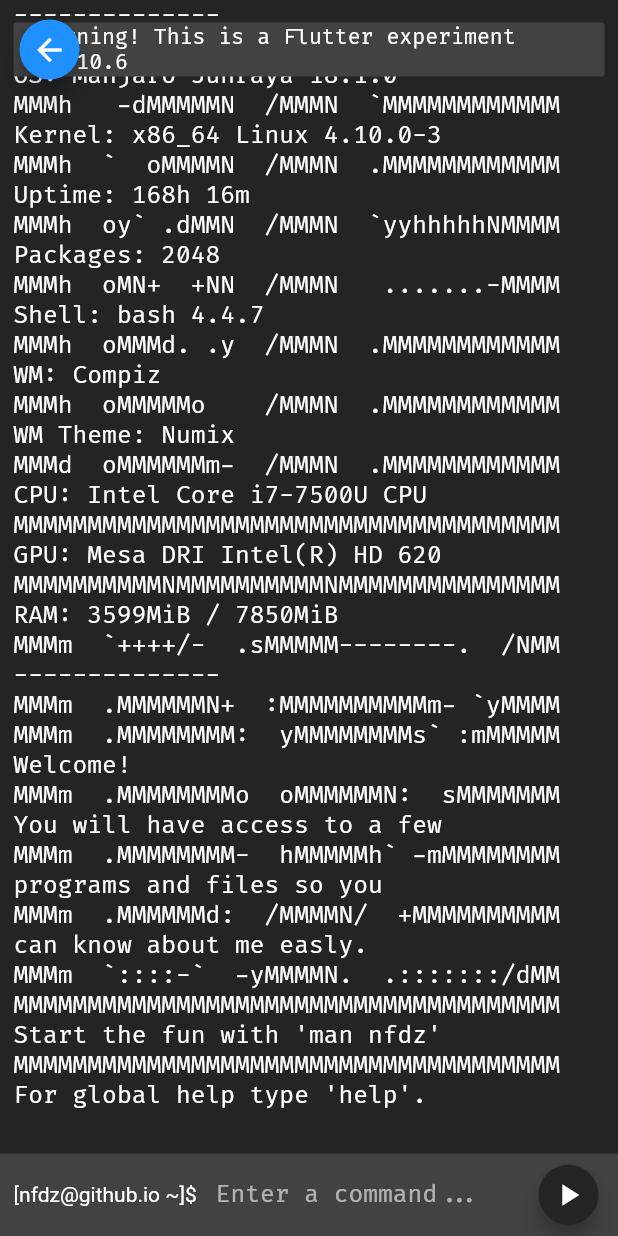
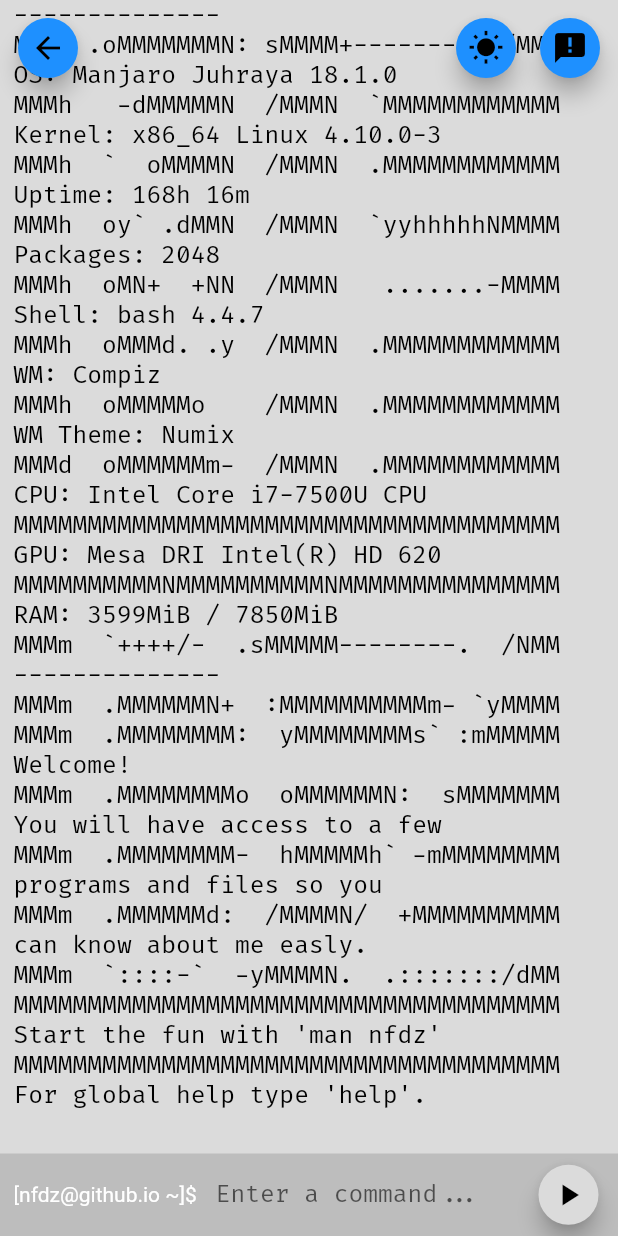
Before and after one commit to nfdz/FakeTerminal, a Flutter app: the screen it shows after launch, after a tap on the "arrow back" icon, on a phone screen of 412 x 824 dp. Run offline on Flutter 3.47's test engine with Material 2 defaults, Android fonts, the phone set to English and light mode, and no system bars; our stand-ins replace flutter_riverpod, riverpod, shared_preferences.

Commit message:
Implement top icons and theme toggle

```diff
--- a/src/fake_terminal_app/lib/core/terminal/model/terminal_state.dart
+++ b/src/fake_terminal_app/lib/core/terminal/model/terminal_state.dart
@@ -4,12 +4,10 @@ import 'package:fake_terminal_app/core/terminal/model/terminal_line.dart';
 class TerminalState {
   final List<TerminalLine> output;
   final List<String> historyInput;
-  final String? input;
 
   TerminalState({
     required this.output,
     required this.historyInput,
-    this.input,
   });
 
   TerminalHistory snapshot() => TerminalHistory(
--- a/src/fake_terminal_app/lib/core/terminal/presentation/terminal_input_widget.dart
+++ b/src/fake_terminal_app/lib/core/terminal/presentation/terminal_input_widget.dart
@@ -1,4 +1,3 @@
-import 'package:fake_terminal_app/core/terminal/model/terminal_state.dart';
 import 'package:fake_terminal_app/core/terminal/presentation/terminal_input_keyboard_listener.dart';
 import 'package:fake_terminal_app/core/terminal/provider/terminal_provider.dart';
 import 'package:fake_terminal_app/core/texts/terminal_texts.dart';
@@ -21,17 +20,7 @@ class _TerminalInputWidgetState extends State<TerminalInputWidget> {
 
   @override
   Widget build(BuildContext context) {
-    return ProviderListener(
-      provider: terminalProvider,
-      onChange: (context, TerminalState state) {
-        final newInput = state.input;
-        if (newInput != null) {
-          setState(() {
-            _cmdTextController.text = newInput;
-          });
-        }
-      },
-      child: Container(
+    return Container(
       width: double.infinity,
       height: 55,
       color: Theme.of(context).cardColor,
@@ -66,11 +55,10 @@ class _TerminalInputWidgetState extends State<TerminalInputWidget> {
             onPressed: _onExecuteCommand,
             mini: true,
             tooltip: TerminalTexts.executeCommandTooltip,
-              child: Icon(Icons.play_arrow, color: Colors.white),
+            child: Icon(Icons.play_arrow, color: Theme.of(context).textTheme.bodyText1?.color),
           ),
           SizedBox(width: 9),
         ],
-        ),
       ),
     );
   }
--- a/src/fake_terminal_app/lib/core/terminal/presentation/terminal_widget.dart
+++ b/src/fake_terminal_app/lib/core/terminal/presentation/terminal_widget.dart
@@ -4,11 +4,14 @@ import 'package:fake_terminal_app/core/terminal/presentation/top_back_widget.dar
 import 'package:fake_terminal_app/core/terminal/presentation/top_menu_widget.dart';
 import 'package:flutter/material.dart';
 
+const _kTopIconsPadding = EdgeInsets.all(8);
+
 class TerminalWidget extends StatelessWidget {
   @override
   Widget build(BuildContext context) {
     return Scaffold(
-      body: Stack(
+      body: SafeArea(
+        child: Stack(
           children: <Widget>[
             Column(children: <Widget>[
               Expanded(
@@ -18,13 +21,20 @@ class TerminalWidget extends StatelessWidget {
             ]),
             Align(
               alignment: Alignment.topLeft,
+              child: const Padding(
+                padding: _kTopIconsPadding,
                 child: const TopBackWidget(),
+              ),
             ),
             Align(
               alignment: Alignment.topRight,
-            child: TopMenuWidget(),
+              child: Padding(
+                padding: _kTopIconsPadding,
+                child: const TopMenuWidget(),
+              ),
             )
           ],
+        ),
       ),
     );
   }
--- a/src/fake_terminal_app/lib/core/terminal/presentation/top_back_widget.dart
+++ b/src/fake_terminal_app/lib/core/terminal/presentation/top_back_widget.dart
@@ -1,13 +1,24 @@
+import 'package:fake_terminal_app/core/terminal/provider/terminal_provider.dart';
+import 'package:fake_terminal_app/core/texts/terminal_texts.dart';
 import 'package:flutter/material.dart';
 import 'package:flutter_riverpod/flutter_riverpod.dart';
 
-class TopBackWidget extends ConsumerWidget {
+class TopBackWidget extends StatelessWidget {
   const TopBackWidget({Key? key}) : super(key: key);
 
   @override
-  Widget build(BuildContext context, ScopedReader watch) {
-    // final theme = watch(themeProvider);
-    // TODO
-    return SizedBox();
+  Widget build(BuildContext context) {
+    return context.read(terminalProvider.notifier).canExitTerminal()
+        ? FloatingActionButton(
+            key: null,
+            mini: true,
+            onPressed: context.read(terminalProvider.notifier).exitTerminal,
+            tooltip: TerminalTexts.exitTooltip,
+            child: Icon(
+              Icons.arrow_back,
+              color: Theme.of(context).textTheme.bodyText1?.color,
+            ),
+          )
+        : SizedBox();
   }
 }
--- a/src/fake_terminal_app/lib/core/terminal/presentation/top_menu_widget.dart
+++ b/src/fake_terminal_app/lib/core/terminal/presentation/top_menu_widget.dart
@@ -1,3 +1,5 @@
+import 'package:fake_terminal_app/core/texts/terminal_texts.dart';
+import 'package:fake_terminal_app/core/theme/theme.dart';
 import 'package:flutter/material.dart';
 import 'package:flutter_riverpod/flutter_riverpod.dart';
 
@@ -6,8 +8,83 @@ class TopMenuWidget extends ConsumerWidget {
 
   @override
   Widget build(BuildContext context, ScopedReader watch) {
-    // final theme = watch(themeProvider);
-    // TODO
-    return SizedBox();
+    final theme = watch(themeProvider);
+    return Row(
+      mainAxisAlignment: MainAxisAlignment.end,
+      children: [
+        FloatingActionButton(
+          key: null,
+          mini: true,
+          onPressed: () => context.read(themeProvider.notifier).toggleTheme(),
+          tooltip: TerminalTexts.toggleThemeTooltip,
+          child: Icon(
+            theme == ThemeSettings.dark ? Icons.nights_stay : Icons.wb_sunny,
+            color: Theme.of(context).textTheme.bodyText1?.color,
+          ),
+        ),
+        SizedBox(width: 8.0),
+        FloatingActionButton(
+          key: null,
+          mini: true,
+          onPressed: () => _showMoreInfo(context),
+          tooltip: TerminalTexts.infoTooltip,
+          child: Icon(
+            Icons.announcement,
+            color: Theme.of(context).textTheme.bodyText1?.color,
+          ),
+        ),
+      ],
+    );
+  }
+
+  void _showMoreInfo(BuildContext context) {
+    // showDialog(
+    //     context: context,
+    //     builder: (context) {
+    //       final double widthScreen = MediaQuery.of(context).size.width;
+    //       final double width = Math.min(widthScreen, _kDialogMaxWidth);
+    //       return AlertDialog(
+    //         titlePadding: const EdgeInsets.all(0),
+    //         contentPadding: const EdgeInsets.fromLTRB(24, 12, 24, 4),
+    //         content: Container(
+    //           width: width,
+    //           child: SingleChildScrollView(
+    //             child: Column(
+    //               mainAxisAlignment: MainAxisAlignment.start,
+    //               crossAxisAlignment: CrossAxisAlignment.start,
+    //               mainAxisSize: MainAxisSize.min,
+    //               children: <Widget>[
+    //                 Align(
+    //                   alignment: Alignment.topRight,
+    //                   child: InkWell(
+    //                     highlightColor: Theme.of(context).accentColor,
+    //                     onTap: () => Navigator.pop(context),
+    //                     child: Icon(Icons.close),
+    //                   ),
+    //                 ),
+    //                 Text(
+    //                   kWarningDialogTitle,
+    //                   style: Theme.of(context).textTheme.bodyText2,
+    //                 ),
+    //                 SizedBox(height: 9),
+    //                 Text(
+    //                   kWarningDialogContent,
+    //                   style: Theme.of(context).textTheme.bodyText2,
+    //                 ),
+    //                 SizedBox(height: 6),
+    //                 Align(
+    //                   alignment: Alignment.bottomRight,
+    //                   child: FlatButton(
+    //                     highlightColor: Theme.of(context).accentColor,
+    //                     onPressed: () => HtmlCommWorkAround.goGithub(),
+    //                     child: Text(kWarningDialogGithub),
+    //                   ),
+    //                 )
+    //               ],
+    //             ),
+    //           ),
+    //         ),
+    //       );
+    //     });
   }
 }
--- a/src/fake_terminal_app/lib/core/terminal/provider/terminal_provider.dart
+++ b/src/fake_terminal_app/lib/core/terminal/provider/terminal_provider.dart
@@ -28,7 +28,7 @@ class TerminalNotifier extends StateNotifier<TerminalState> {
   void _initState() async {
     _commands = await _commandsLoader.load(
       getHistory: () => state.historyInput,
-      onExitTerminal: _onExitTerminal,
+      onExitTerminal: exitTerminal,
     );
     final history = await _persistence.fetchTerminalHistory();
     if (history != null) {
@@ -97,8 +97,15 @@ class TerminalNotifier extends StateNotifier<TerminalState> {
       );
   String _commandNotFound(String commandName) => "bash: $commandName: command not found";
 
-  void _onExitTerminal() {
+  bool canExitTerminal() {
+    // TODO
+    return true;
+  }
+
+  void exitTerminal() {
     _kLogger.fine("Exit Terminal invoked");
+    // TODO
+    if (canExitTerminal()) {}
   }
 
   String? autocomplete(String commandLine) {
--- a/src/fake_terminal_app/lib/core/texts/terminal_texts.dart
+++ b/src/fake_terminal_app/lib/core/texts/terminal_texts.dart
@@ -2,6 +2,9 @@ class TerminalTexts {
   static const String terminalInputPrefix = "[nfdz@github.io ~]\$ ";
   static const String terminalInputHint = "Enter a command...";
   static const String executeCommandTooltip = "Execute command";
+  static const String exitTooltip = "Exit terminal";
+  static const String infoTooltip = "More information";
+  static const String toggleThemeTooltip = "Toggle theme";
 
   static String lastLoginMessage(int timestampMillis) {
     final time = DateTime.fromMillisecondsSinceEpoch(timestampMillis);
--- a/src/fake_terminal_app/lib/core/theme/model/dark_theme_data.dart
+++ b/src/fake_terminal_app/lib/core/theme/model/dark_theme_data.dart
@@ -23,6 +23,9 @@ ThemeData _createDarkTheme() {
       selectionColor: accentColor,
       selectionHandleColor: accentColor,
     ),
+    floatingActionButtonTheme: baseTheme.floatingActionButtonTheme.copyWith(
+      backgroundColor: accentColor,
+    ),
     textTheme: baseTheme.textTheme
         .copyWith(
             bodyText1: baseTheme.textTheme.bodyText1?.copyWith(fontSize: 16),
--- a/src/fake_terminal_app/lib/core/theme/model/light_theme_data.dart
+++ b/src/fake_terminal_app/lib/core/theme/model/light_theme_data.dart
@@ -23,6 +23,9 @@ ThemeData _createLightTheme() {
       selectionColor: accentColor,
       selectionHandleColor: accentColor,
     ),
+    floatingActionButtonTheme: baseTheme.floatingActionButtonTheme.copyWith(
+      backgroundColor: accentColor,
+    ),
     textTheme: baseTheme.textTheme
         .copyWith(
             bodyText1: baseTheme.textTheme.bodyText1?.copyWith(fontSize: 16),
--- a/src/fake_terminal_app/lib/core/theme/model/theme_settings.dart
+++ b/src/fake_terminal_app/lib/core/theme/model/theme_settings.dart
@@ -1,4 +1,5 @@
 import 'package:fake_terminal_app/core/theme/model/dark_theme_data.dart';
+import 'package:fake_terminal_app/core/theme/model/light_theme_data.dart';
 import 'package:flutter/material.dart';
 
 enum ThemeSettings { dark, light }
@@ -7,10 +8,9 @@ extension ThemeExtension on ThemeSettings {
   ThemeData get data {
     switch (this) {
       case ThemeSettings.dark:
-        // TODO: Implement light theme
         return darkThemeData;
       case ThemeSettings.light:
-        return darkThemeData;
+        return lightThemeData;
     }
   }
 }
--- a/src/fake_terminal_app/lib/main.dart
+++ b/src/fake_terminal_app/lib/main.dart
@@ -5,7 +5,6 @@ import 'package:flutter/material.dart';
 import 'package:flutter_riverpod/flutter_riverpod.dart';
 import 'package:logging/logging.dart';
 import 'package:fake_terminal_app/utils/constants.dart';
-import 'package:fake_terminal_app/widgets/warning_exit_wrapper.dart';
 
 void main() {
   _setupLogger();
@@ -42,6 +41,6 @@ class FakeTerminalApp extends ConsumerWidget {
 class MainPage extends StatelessWidget {
   @override
   Widget build(BuildContext context) {
-    return WarningExitWrapper(child: TerminalWidget());
+    return TerminalWidget();
   }
 }
--- a/src/fake_terminal_app/lib/utils/constants.dart
+++ b/src/fake_terminal_app/lib/utils/constants.dart
@@ -1,6 +1,5 @@
 // Texts (Command texts are located in each command data class)
 const String kAppName = "Terminal - nfdz";
-const String kBackTooltip = "Exit terminal";
 const String kWarningButton = "Warning! This is a Flutter experiment v1.10.6";
 const String kWarningDialogTitle = "Flutter Web Experiment";
 const String kWarningDialogContent =
--- a/src/fake_terminal_app/lib/widgets/warning_exit_wrapper.dart
+++ /dev/null
@@ -1,104 +0,0 @@
-import 'package:flutter/material.dart';
-import 'package:logging/logging.dart';
-import 'package:fake_terminal_app/utils/constants.dart';
-import 'package:fake_terminal_app/utils/html_comm_workaround.dart';
-import 'dart:math' as Math;
-
-final Logger _kLogger = Logger("WarningExitWrapper");
-const double _kDialogMaxWidth = 500;
-
-class WarningExitWrapper extends StatelessWidget {
-  final Widget child;
-  WarningExitWrapper({required this.child});
-
-  @override
-  Widget build(BuildContext context) {
-    return Stack(
-      children: <Widget>[
-        child,
-        Align(
-          alignment: Alignment.topRight,
-          child: Padding(
-            padding: const EdgeInsets.all(9.0),
-            child: FlatButton(
-              color: Theme.of(context).cardColor,
-              child: Text(kWarningButton),
-              onPressed: () => _showWarning(context),
-            ),
-          ),
-        ),
-        Padding(
-          padding: const EdgeInsets.all(9.0),
-          child: Align(
-            alignment: Alignment.topLeft,
-            child: FloatingActionButton(
-              key: null,
-              mini: true,
-              backgroundColor: Theme.of(context).accentColor,
-              onPressed: () {
-                _kLogger.info("On back pressed");
-                HtmlCommWorkAround.goBackHistory();
-              },
-              tooltip: kBackTooltip,
-              child: Icon(
-                Icons.arrow_back,
-                color: Colors.white,
-              ),
-            ),
-          ),
-        ),
-      ],
-    );
-  }
-
-  void _showWarning(BuildContext ctx) {
-    showDialog(
-        context: ctx,
-        builder: (context) {
-          final double widthScreen = MediaQuery.of(context).size.width;
-          final double width = Math.min(widthScreen, _kDialogMaxWidth);
-          return AlertDialog(
-            titlePadding: const EdgeInsets.all(0),
-            contentPadding: const EdgeInsets.fromLTRB(24, 12, 24, 4),
-            content: Container(
-              width: width,
-              child: SingleChildScrollView(
-                child: Column(
-                  mainAxisAlignment: MainAxisAlignment.start,
-                  crossAxisAlignment: CrossAxisAlignment.start,
-                  mainAxisSize: MainAxisSize.min,
-                  children: <Widget>[
-                    Align(
-                      alignment: Alignment.topRight,
-                      child: InkWell(
-                        highlightColor: Theme.of(context).accentColor,
-                        onTap: () => Navigator.pop(context),
-                        child: Icon(Icons.close),
-                      ),
-                    ),
-                    Text(
-                      kWarningDialogTitle,
-                      style: Theme.of(context).textTheme.bodyText2,
-                    ),
-                    SizedBox(height: 9),
-                    Text(
-                      kWarningDialogContent,
-                      style: Theme.of(context).textTheme.bodyText2,
-                    ),
-                    SizedBox(height: 6),
-                    Align(
-                      alignment: Alignment.bottomRight,
-                      child: FlatButton(
-                        highlightColor: Theme.of(context).accentColor,
-                        onPressed: () => HtmlCommWorkAround.goGithub(),
-                        child: Text(kWarningDialogGithub),
-                      ),
-                    )
-                  ],
-                ),
-              ),
-            ),
-          );
-        });
-  }
-}
```
Also changed, not shown: src/fake_terminal_app/lib/utils/terminal_brain.dart (deleted, +0 -74 lines), src/fake_terminal_app/lib/core/terminal/model/terminal_line.g.dart, 2 other files. Lines whose indentation alone changed are shown as unchanged.
